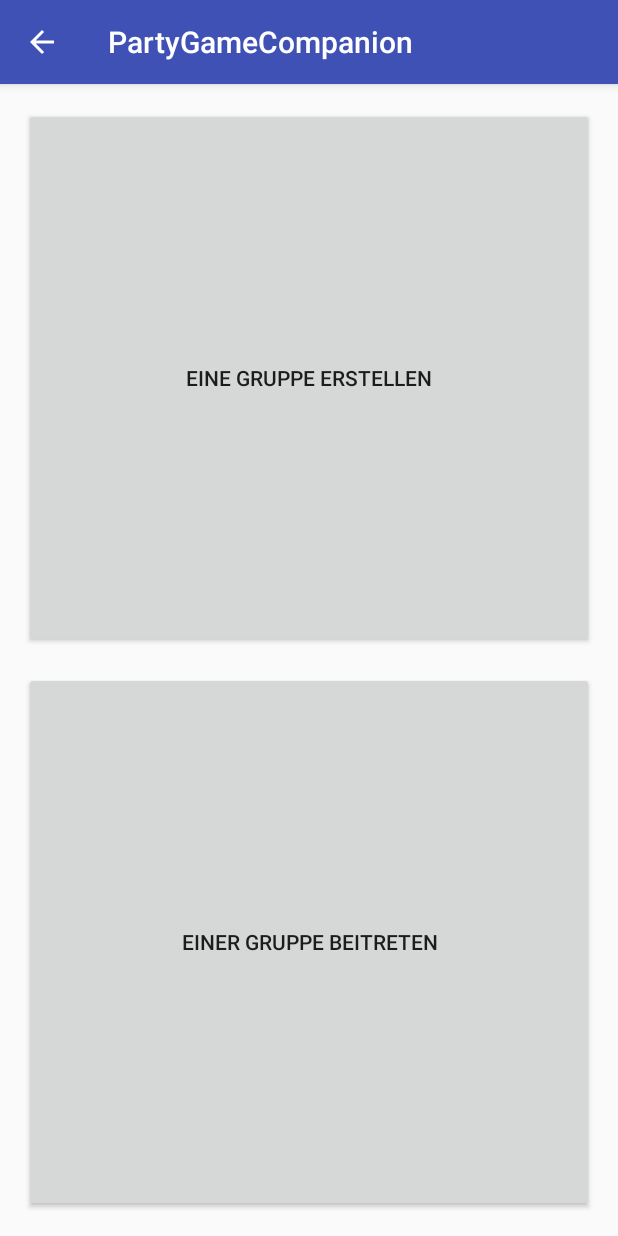
After one commit to NiklasEckert/PartyGameCollection, an Android app: the BottleActivity screen opened directly, with no data from a screen before it, on a phone screen of 412 x 824 dp. The commit adds this screen. Run offline under Robolectric (Android 15) with nearby library versions, the phone set to English and light mode, and no system bars.

Commit message:
Flaschendrehen CreateGroup/JoinGroup Activity hinzugefügt

```diff
--- /dev/null
+++ b/app/src/main/java/fes/profession/partygamecompanion/BottleActivity.java
@@ -0,0 +1,25 @@
+package fes.profession.partygamecompanion;
+
+import android.content.Intent;
+import android.support.v7.app.AppCompatActivity;
+import android.os.Bundle;
+import android.view.View;
+
+public class BottleActivity extends AppCompatActivity {
+
+    @Override
+    protected void onCreate(Bundle savedInstanceState) {
+        super.onCreate(savedInstanceState);
+        setContentView(R.layout.activity_bottle);
+    }
+
+    public void startBottleCreateGroup(View view) {
+        Intent intent = new Intent(this, BottleCreateGroupActivity.class);
+        startActivity(intent);
+    }
+
+    public void startBottleJoinGroup(View view) {
+        Intent intent = new Intent(this, BottleJoinGroupActivity.class);
+        startActivity(intent);
+    }
+}
--- /dev/null
+++ b/app/src/main/res/layout/activity_bottle.xml
@@ -0,0 +1,41 @@
+<?xml version="1.0" encoding="utf-8"?>
+<android.support.constraint.ConstraintLayout xmlns:android="http://schemas.android.com/apk/res/android"
+    xmlns:app="http://schemas.android.com/apk/res-auto"
+    xmlns:tools="http://schemas.android.com/tools"
+    android:layout_width="match_parent"
+    android:layout_height="match_parent"
+    tools:context="fes.profession.partygamecompanion.BottleActivity">
+
+    <Button
+        android:id="@+id/button7"
+        android:layout_width="0dp"
+        android:layout_height="0dp"
+        android:layout_marginBottom="8dp"
+        android:layout_marginLeft="16dp"
+        android:layout_marginRight="16dp"
+        android:layout_marginTop="16dp"
+        android:onClick="startBottleCreateGroup"
+        android:text="@string/btnCreateGroup"
+        app:layout_constraintBottom_toTopOf="@+id/button8"
+        app:layout_constraintHorizontal_bias="0.0"
+        app:layout_constraintLeft_toLeftOf="parent"
+        app:layout_constraintRight_toRightOf="parent"
+        app:layout_constraintTop_toTopOf="parent"
+        app:layout_constraintVertical_chainStyle="spread" />
+
+    <Button
+        android:id="@+id/button8"
+        android:layout_width="0dp"
+        android:layout_height="0dp"
+        android:layout_marginBottom="16dp"
+        android:layout_marginLeft="16dp"
+        android:layout_marginRight="16dp"
+        android:layout_marginTop="8dp"
+        android:onClick="startBottleJoinGroup"
+        android:text="@string/btnJoinGroup"
+        app:layout_constraintBottom_toBottomOf="parent"
+        app:layout_constraintHorizontal_bias="0.0"
+        app:layout_constraintLeft_toLeftOf="parent"
+        app:layout_constraintRight_toRightOf="parent"
+        app:layout_constraintTop_toBottomOf="@+id/button7" />
+</android.support.constraint.ConstraintLayout>
--- a/app/src/main/res/layout/activity_main.xml
+++ b/app/src/main/res/layout/activity_main.xml
@@ -16,6 +16,7 @@
         android:layout_marginRight="8dp"
         android:layout_marginStart="16dp"
         android:layout_marginTop="16dp"
+        android:onClick="startBottle"
         android:text="@string/btnBottle"
         app:layout_constraintBottom_toTopOf="@+id/button3"
         app:layout_constraintLeft_toLeftOf="parent"
--- a/app/src/main/res/values/strings.xml
+++ b/app/src/main/res/values/strings.xml
@@ -6,4 +6,6 @@
     <string name="btnCardDeck">Kartendeck</string>
     <string name="btnStopwatch">Stoppuhr</string>
     <string name="btnCountdown">Countdown</string>
+    <string name="btnCreateGroup">Eine Gruppe erstellen</string>
+    <string name="btnJoinGroup">Einer Gruppe beitreten</string>
 </resources>
```
Also changed, not shown: app/src/main/AndroidManifest.xml (+20 -0 lines), app/src/main/java/fes/profession/partygamecompanion/BottleCreateGroupActivity.java (added, +13 -0 lines), app/src/main/java/fes/profession/partygamecompanion/BottleJoinGroupActivity.java (added, +13 -0 lines), app/src/main/java/fes/profession/partygamecompanion/MainActivity.java (+24 -0 lines), app/src/main/res/layout/activity_bottle_create_group.xml (added, +9 -0 lines), app/src/main/res/layout/activity_bottle_join_group.xml (added, +9 -0 lines).
